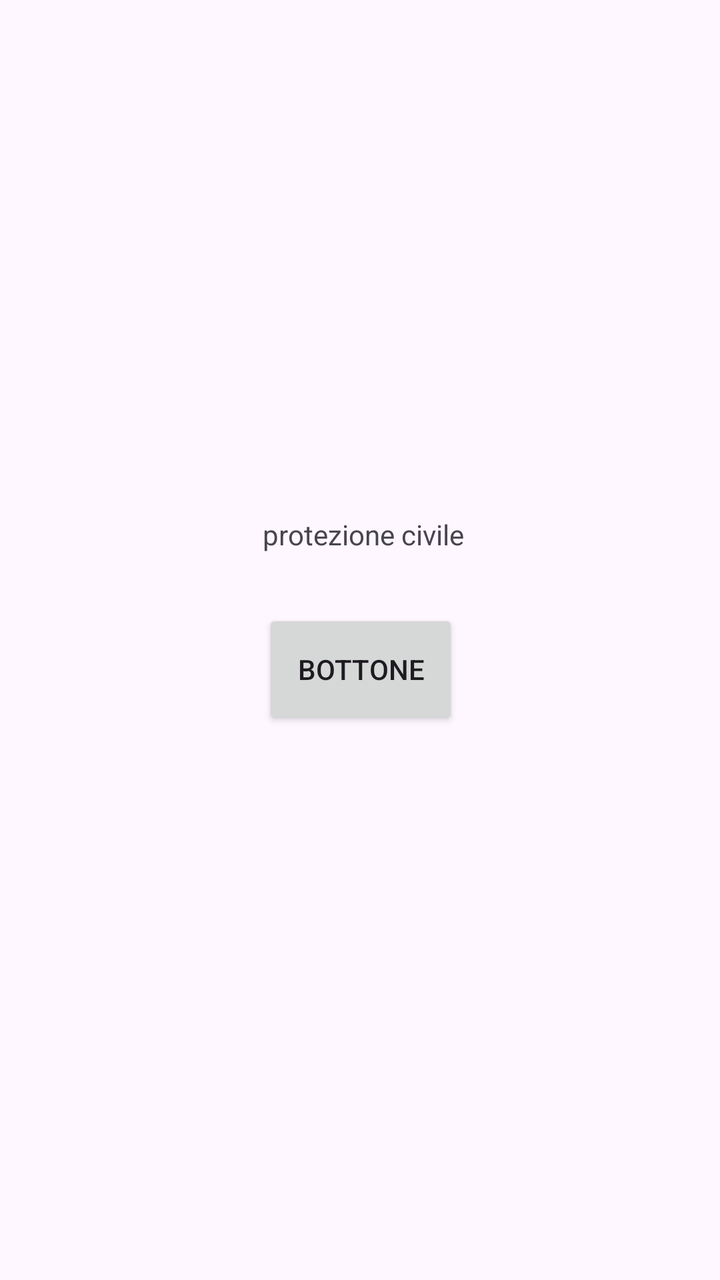
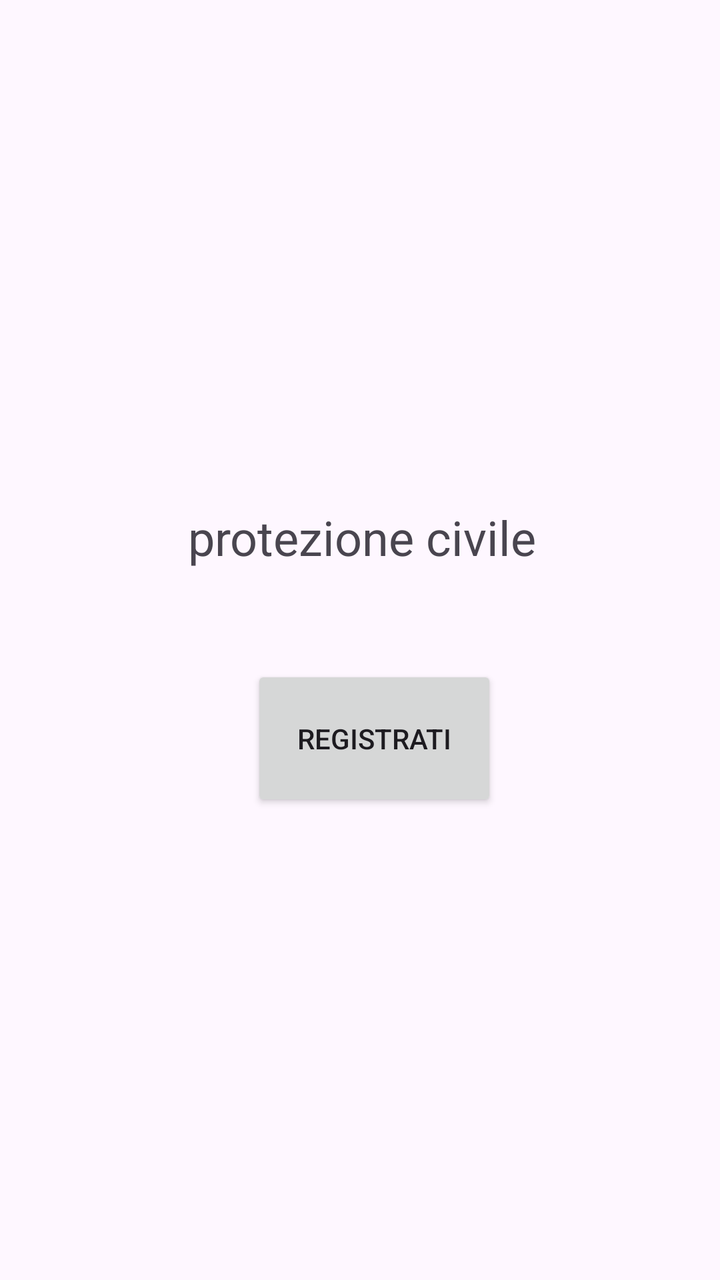

Compare the two renders of this Android layout. The source of the first and the diff that turns it into the second are given below.
<!-- AndroidManifest.xml: activity theme Theme.AppAntincendio -->
<!-- res/layout/activity_main.xml -->
<?xml version="1.0" encoding="utf-8"?>
<androidx.constraintlayout.widget.ConstraintLayout xmlns:android="http://schemas.android.com/apk/res/android"
    xmlns:app="http://schemas.android.com/apk/res-auto"
    xmlns:tools="http://schemas.android.com/tools"
    android:id="@+id/main"
    android:layout_width="match_parent"
    android:layout_height="match_parent"
    tools:context=".MainActivity">

    <Button
        android:id="@+id/buttonInvia"
        android:layout_width="98dp"
        android:layout_height="60dp"
        android:layout_marginTop="28dp"
        android:text="bottone"
        app:layout_constraintEnd_toEndOf="@+id/textView"
        app:layout_constraintHorizontal_bias="0.0"
        app:layout_constraintStart_toStartOf="@+id/textView"
        app:layout_constraintTop_toBottomOf="@+id/textView" />

    <TextView
        android:id="@+id/textView"
        android:layout_width="wrap_content"
        android:layout_height="wrap_content"
        android:text="protezione civile"
        app:layout_constraintBottom_toBottomOf="parent"
        app:layout_constraintEnd_toEndOf="parent"
        app:layout_constraintHorizontal_bias="0.506"
        app:layout_constraintStart_toStartOf="parent"
        app:layout_constraintTop_toTopOf="parent"
        app:layout_constraintVertical_bias="0.415" />

</androidx.constraintlayout.widget.ConstraintLayout>
<!-- resources referenced by this layout -->
<resources>
  <style name="Theme.AppAntincendio" parent="Theme.MaterialComponents.DayNight.DarkActionBar">
          
          <item name="colorPrimary">@color/purple_500</item>
          <item name="colorPrimaryVariant">@color/purple_700</item>
          <item name="colorOnPrimary">@color/white</item>
          
          <item name="colorSecondary">@color/teal_200</item>
          <item name="colorSecondaryVariant">@color/teal_700</item>
          <item name="colorOnSecondary">@color/black</item>
          
          <item name="android:statusBarColor">?attr/colorPrimaryVariant</item>
          
      </style>
  <color name="purple_500">#FF6200EE</color>
  <color name="purple_700">#FF3700B3</color>
  <color name="white">#FFFFFFFF</color>
  <color name="teal_200">#FF03DAC5</color>
  <color name="teal_700">#FF018786</color>
  <color name="black">#FF000000</color>
</resources>

<!-- the commit's change to res/layout/activity_main.xml (unified diff, before → after) -->
@@ -9,12 +9,12 @@
 
     <Button
         android:id="@+id/buttonInvia"
-        android:layout_width="98dp"
-        android:layout_height="60dp"
-        android:layout_marginTop="28dp"
-        android:text="bottone"
+        android:layout_width="123dp"
+        android:layout_height="73dp"
+        android:layout_marginTop="48dp"
+        android:text="registrati"
         app:layout_constraintEnd_toEndOf="@+id/textView"
-        app:layout_constraintHorizontal_bias="0.0"
+        app:layout_constraintHorizontal_bias="0.619"
         app:layout_constraintStart_toStartOf="@+id/textView"
         app:layout_constraintTop_toBottomOf="@+id/textView" />
 
@@ -23,6 +23,7 @@
         android:layout_width="wrap_content"
         android:layout_height="wrap_content"
         android:text="protezione civile"
+        android:textSize="24sp"
         app:layout_constraintBottom_toBottomOf="parent"
         app:layout_constraintEnd_toEndOf="parent"
         app:layout_constraintHorizontal_bias="0.506"
